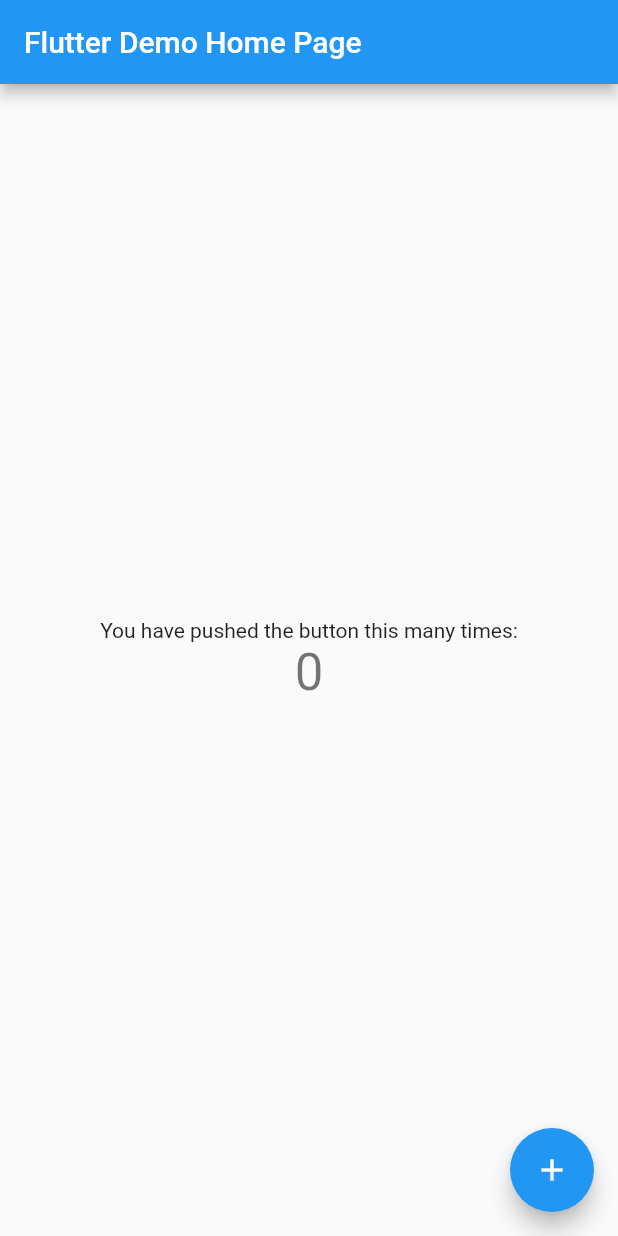
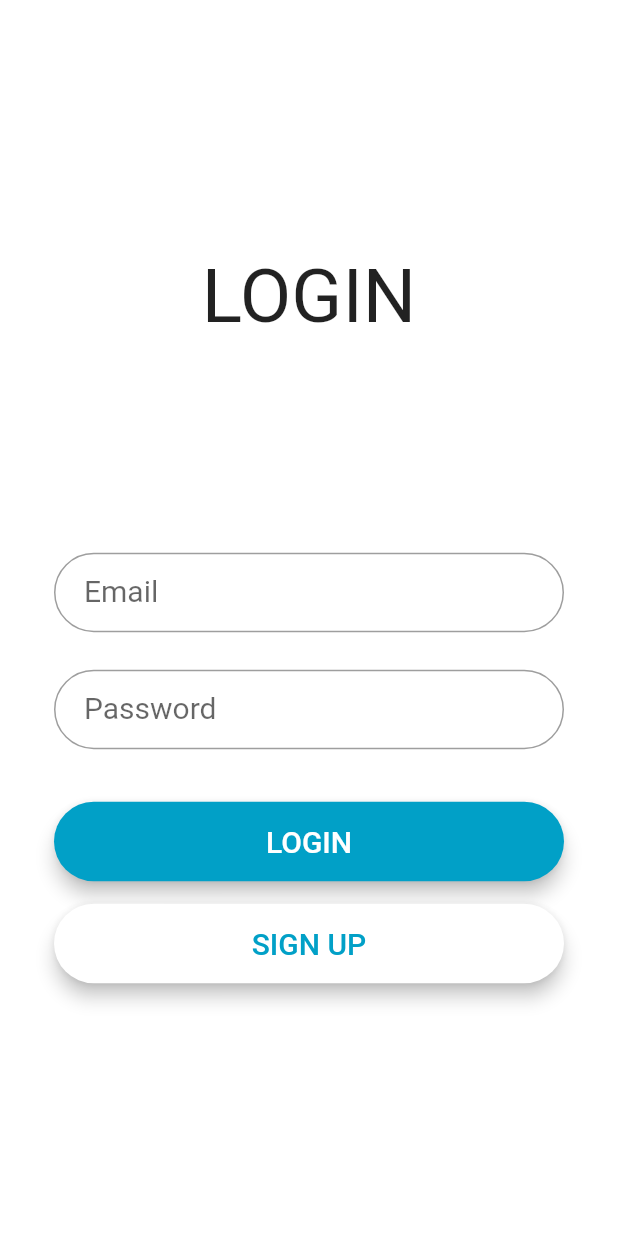
Before and after one commit to jacob-hanbeen-kim/pickome, a Flutter app: the screen it shows after launch, on a phone screen of 412 x 824 dp. Run offline on Flutter 3.47's test engine with Material 2 defaults, Android fonts, the phone set to English and light mode, and no system bars.

Commit message:
basic login page layout

```diff
--- a/lib/main.dart
+++ b/lib/main.dart
@@ -1,117 +1,10 @@
 import 'package:flutter/material.dart';
+import 'package:my_house/pages/LoginPage.dart';
 
-void main() {
-  runApp(MyApp());
-}
-
-class MyApp extends StatelessWidget {
-  // This widget is the root of your application.
-  @override
-  Widget build(BuildContext context) {
-    return MaterialApp(
-      title: 'Flutter Demo',
-      theme: ThemeData(
-        // This is the theme of your application.
-        //
-        // Try running your application with "flutter run". You'll see the
-        // application has a blue toolbar. Then, without quitting the app, try
-        // changing the primarySwatch below to Colors.green and then invoke
-        // "hot reload" (press "r" in the console where you ran "flutter run",
-        // or simply save your changes to "hot reload" in a Flutter IDE).
-        // Notice that the counter didn't reset back to zero; the application
-        // is not restarted.
-        primarySwatch: Colors.blue,
-        // This makes the visual density adapt to the platform that you run
-        // the app on. For desktop platforms, the controls will be smaller and
-        // closer together (more dense) than on mobile platforms.
-        visualDensity: VisualDensity.adaptivePlatformDensity,
-      ),
-      home: MyHomePage(title: 'Flutter Demo Home Page'),
-    );
-  }
-}
-
-class MyHomePage extends StatefulWidget {
-  MyHomePage({Key key, this.title}) : super(key: key);
-
-  // This widget is the home page of your application. It is stateful, meaning
-  // that it has a State object (defined below) that contains fields that affect
-  // how it looks.
-
-  // This class is the configuration for the state. It holds the values (in this
-  // case the title) provided by the parent (in this case the App widget) and
-  // used by the build method of the State. Fields in a Widget subclass are
-  // always marked "final".
-
-  final String title;
-
-  @override
-  _MyHomePageState createState() => _MyHomePageState();
-}
-
-class _MyHomePageState extends State<MyHomePage> {
-  int _counter = 0;
-
-  void _incrementCounter() {
-    setState(() {
-      // This call to setState tells the Flutter framework that something has
-      // changed in this State, which causes it to rerun the build method below
-      // so that the display can reflect the updated values. If we changed
-      // _counter without calling setState(), then the build method would not be
-      // called again, and so nothing would appear to happen.
-      _counter++;
-    });
-  }
-
-  @override
-  Widget build(BuildContext context) {
-    // This method is rerun every time setState is called, for instance as done
-    // by the _incrementCounter method above.
-    //
-    // The Flutter framework has been optimized to make rerunning build methods
-    // fast, so that you can just rebuild anything that needs updating rather
-    // than having to individually change instances of widgets.
-    return Scaffold(
-      appBar: AppBar(
-        // Here we take the value from the MyHomePage object that was created by
-        // the App.build method, and use it to set our appbar title.
-        title: Text(widget.title),
-      ),
-      body: Center(
-        // Center is a layout widget. It takes a single child and positions it
-        // in the middle of the parent.
-        child: Column(
-          // Column is also a layout widget. It takes a list of children and
-          // arranges them vertically. By default, it sizes itself to fit its
-          // children horizontally, and tries to be as tall as its parent.
-          //
-          // Invoke "debug painting" (press "p" in the console, choose the
-          // "Toggle Debug Paint" action from the Flutter Inspector in Android
-          // Studio, or the "Toggle Debug Paint" command in Visual Studio Code)
-          // to see the wireframe for each widget.
-          //
-          // Column has various properties to control how it sizes itself and
-          // how it positions its children. Here we use mainAxisAlignment to
-          // center the children vertically; the main axis here is the vertical
-          // axis because Columns are vertical (the cross axis would be
-          // horizontal).
-          mainAxisAlignment: MainAxisAlignment.center,
-          children: <Widget>[
-            Text(
-              'You have pushed the button this many times:',
-            ),
-            Text(
-              '$_counter',
-              style: Theme.of(context).textTheme.headline4,
-            ),
-          ],
-        ),
-      ),
-      floatingActionButton: FloatingActionButton(
-        onPressed: _incrementCounter,
-        tooltip: 'Increment',
-        child: Icon(Icons.add),
-      ), // This trailing comma makes auto-formatting nicer for build methods.
-    );
-  }
-}
+void main() => runApp(MaterialApp(
+  initialRoute: '/login',
+  routes: {
+    '/login': (context) => LoginPage(),
+    // '/home': (context) => Home(),
+  },
+));
--- /dev/null
+++ b/lib/pages/LoginPage.dart
@@ -0,0 +1,13 @@
+import 'package:flutter/material.dart';
+import 'package:my_house/widgets/customWidgets/CustomLogin.dart';
+import 'package:my_house/widgets/basicWidgets/InputField.dart';
+import 'package:my_house/widgets/basicWidgets/Button.dart';
+
+class LoginPage extends StatelessWidget {
+
+  @override
+  Widget build(BuildContext context) {
+
+    return CustomLogin();
+  }
+}
--- /dev/null
+++ b/lib/widgets/basicWidgets/Button.dart
@@ -0,0 +1,46 @@
+import 'package:flutter/material.dart';
+
+class Button extends StatelessWidget {
+
+  Button({
+    @required this.onPressed,
+    this.text,
+    this.fontColor = Colors.white,
+    this.fontSize = 20.0,
+    this.backgroundColor = const Color(0xff01A0C7)
+  });
+
+  final Function onPressed;
+  final String text;
+  final Color fontColor;
+  final double fontSize;
+
+  final Color backgroundColor;
+
+  @override
+  Widget build(BuildContext context) {
+
+    TextStyle customTextStyle = TextStyle(
+        fontSize: fontSize,
+        color: fontColor
+    );
+
+    return Material(
+      elevation: 5.0,
+      borderRadius: BorderRadius.circular(30.0),
+      color: backgroundColor,
+      child: MaterialButton(
+        minWidth: MediaQuery
+            .of(context)
+            .size
+            .width,
+        padding: EdgeInsets.fromLTRB(20.0, 15.0, 20.0, 15.0),
+        onPressed: onPressed,
+        child: Text(text,
+            textAlign: TextAlign.center,
+            style: customTextStyle
+        ),
+      ),
+    );
+  }
+}
--- /dev/null
+++ b/lib/widgets/basicWidgets/InputField.dart
@@ -0,0 +1,38 @@
+import 'package:flutter/material.dart';
+
+class InputField extends StatelessWidget {
+
+  InputField({
+    @required this.controller,
+    this.hintText,
+    this.inputType = TextInputType.text,
+    this.fontSize = 20.0,
+    this.isPassword = false
+  });
+
+  final TextEditingController controller;
+  final TextInputType inputType;
+  final String hintText;
+  final double fontSize;
+  final bool isPassword;
+
+  @override
+  Widget build(BuildContext context) {
+    TextStyle customTextStyle = TextStyle(
+      fontSize: fontSize,
+    );
+
+    return TextField(
+      controller: controller,
+      obscureText: isPassword,
+      style: customTextStyle,
+      decoration: InputDecoration(
+          labelText: hintText,
+          contentPadding: EdgeInsets.fromLTRB(20.0, 15.0, 20.0, 15.0),
+          border: OutlineInputBorder(
+              borderRadius: BorderRadius.circular(30.0)
+          )
+      ),
+    );
+  }
+}
--- /dev/null
+++ b/lib/widgets/customWidgets/CustomLogin.dart
@@ -0,0 +1,109 @@
+import 'dart:math';
+
+import 'package:flutter/material.dart';
+import 'package:my_house/widgets/basicWidgets/Button.dart';
+import 'package:my_house/widgets/basicWidgets/InputField.dart';
+
+class CustomLogin extends StatefulWidget {
+
+  CustomLogin({
+    Key key,
+    // @required this.onSignup,
+    // @required this.onLogin,
+    // @required this.onRecoverPassword,
+    this.title = 'LOGIN',
+    this.logo,
+    this.messages,
+    this.emailValidator,
+    this.passwordValidator,
+    // this.onSubmitAnimationCompleted,
+    // this.logoTag,
+    // this.titleTag,
+    // this.showDebugButtons = false,
+  }) : super(key: key);
+
+  final String title;
+  final String logo;
+  final String messages;
+  final FormFieldValidator<String> emailValidator;
+  final FormFieldValidator<String> passwordValidator;
+
+  @override
+  _CustomLoginState createState() => _CustomLoginState();
+}
+
+class _CustomLoginState extends State<CustomLogin> {
+
+  final _formKey = GlobalKey<FormState>();
+
+  @override
+  Widget build(BuildContext context) {
+    // final deviceSize = MediaQuery.of(context).size;
+    // final cardWidth = min(deviceSize.width * 0.75, 360.0);
+    // const cardPadding = 36.0;
+
+    TextEditingController emailController = TextEditingController();
+    TextEditingController pwController = TextEditingController();
+
+    final emailField = InputField(
+        controller: emailController,
+        inputType: TextInputType.emailAddress,
+        hintText: 'Email'
+    );
+    final passwordField = InputField(
+        controller: pwController,
+        isPassword: true,
+        hintText: 'Password'
+    );
+    final loginButton = Button(
+        onPressed: () {
+          print(emailController.text);
+          print(pwController.text);
+        },
+        text: 'LOGIN'
+    );
+    final signUpButton = Button(
+        text: 'SIGN UP',
+        fontColor: Color(0xff01A0C7),
+        backgroundColor: Colors.white
+    );
+
+    return Scaffold(
+      body: Center(
+        child: Container(
+          color: Colors.white,
+          child: Padding(
+            padding: const EdgeInsets.all(36.0),
+            child: Column(
+              crossAxisAlignment: CrossAxisAlignment.center,
+              mainAxisAlignment: MainAxisAlignment.center,
+              children: <Widget>[
+                SizedBox(
+                  height: 155.0,
+                  child: Text(
+                    'LOGIN',
+                    style: TextStyle(
+                      fontSize: 50.0
+                    ),
+                  )
+                  // child: Image.asset(
+                  //   "assets/logo.png",
+                  //   fit: BoxFit.contain,
+                  // ),
+                ),
+                SizedBox(height: 45.0),
+                emailField,
+                SizedBox(height: 25.0),
+                passwordField,
+                SizedBox(height: 35.0),
+                loginButton,
+                SizedBox(height: 15.0),
+                signUpButton
+              ],
+            ),
+          ),
+        ),
+      ),
+    );
+  }
+}
--- a/pubspec.yaml
+++ b/pubspec.yaml
@@ -1,4 +1,4 @@
-name: my_house2
+name: my_house
 description: A new Flutter application.
 
 # The following line prevents the package from being accidentally published to
@@ -45,7 +45,8 @@ flutter:
   uses-material-design: true
 
   # To add assets to your application, add an assets section, like this:
-  # assets:
+  assets:
+    - assets/
   #   - images/a_dot_burr.jpeg
   #   - images/a_dot_ham.jpeg
 
```
Also changed, not shown: assets/logo.png (added).
